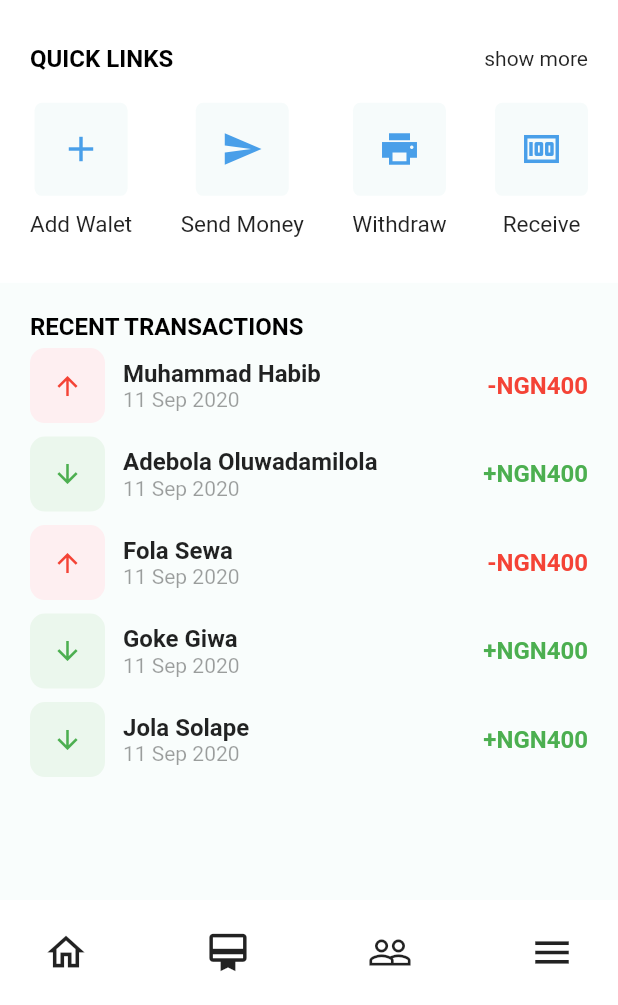
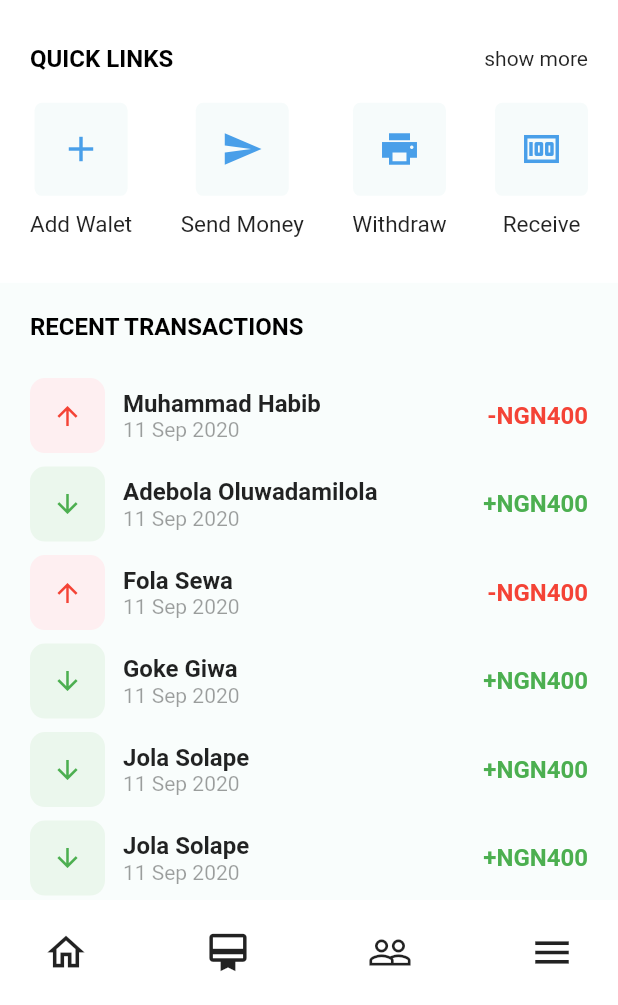
Before and after one commit to bjboss007/Crypto-flutter-Ui, a Flutter app: the screen it shows after launch, scrolled down 113 dp, on a phone screen of 412 x 824 dp, the part 231-1236 px from its top. Run offline on Flutter 3.47's test engine with Material 2 defaults, Android fonts, the phone set to English and light mode, and no system bars.

Commit message:
Padding added to the listView

```diff
--- a/lib/components/data.dart
+++ b/lib/components/data.dart
@@ -28,5 +28,20 @@ List<Map<String, dynamic>> data = [
         "credit": true,
         "amount": 400,
         "date": "11 Sep 2020"
+      },{
+        "name": "Jola Solape",
+        "credit": true,
+        "amount": 400,
+        "date": "11 Sep 2020"
+      },{
+        "name": "Jola Solape",
+        "credit": true,
+        "amount": 400,
+        "date": "11 Sep 2020"
+      },{
+        "name": "Jola Solape",
+        "credit": true,
+        "amount": 400,
+        "date": "11 Sep 2020"
       },
     ];
--- a/lib/components/screens/home/components/recent_transactions.dart
+++ b/lib/components/screens/home/components/recent_transactions.dart
@@ -12,7 +12,7 @@ class TransactionsArea extends StatelessWidget {
   @override
   Widget build(BuildContext context) {
     Size size = MediaQuery.of(context).size;
-
+    int index;
     return Container(
       height: size.height * 0.5,
       decoration: BoxDecoration(
@@ -31,9 +31,10 @@ class TransactionsArea extends StatelessWidget {
             child: SizedBox(
               height: size.height * 0.45,
               child: ListView.builder(
+                padding: EdgeInsets.only(bottom: 20, top: 20),
                 scrollDirection: Axis.vertical,
                 itemCount: data.length,
-                itemBuilder: (BuildContext ctx, int index) {
+                itemBuilder: (BuildContext ctx, index) {
                   return Transaction(
                     name: data[index]["name"],
                     amount: data[index]["amount"],
@@ -41,6 +42,7 @@ class TransactionsArea extends StatelessWidget {
                     credit: data[index]["credit"],
                   );
                 },
+
               ),
             ),
           )
```
